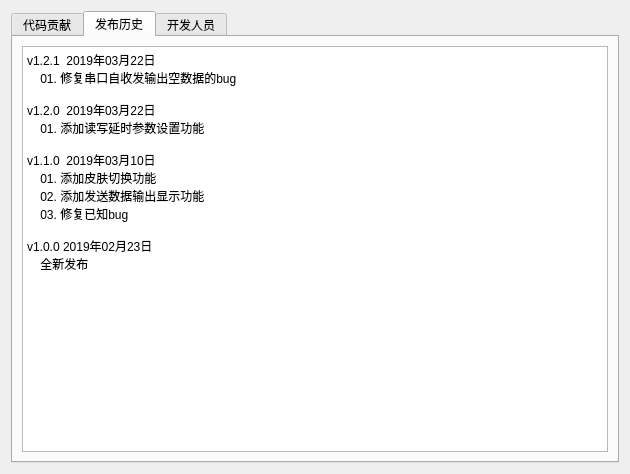
This is src/MainWindow/MoreInformation.ui in x-tools-author/x-tools as Qt 5 draws it before an edit. The edited form follows.
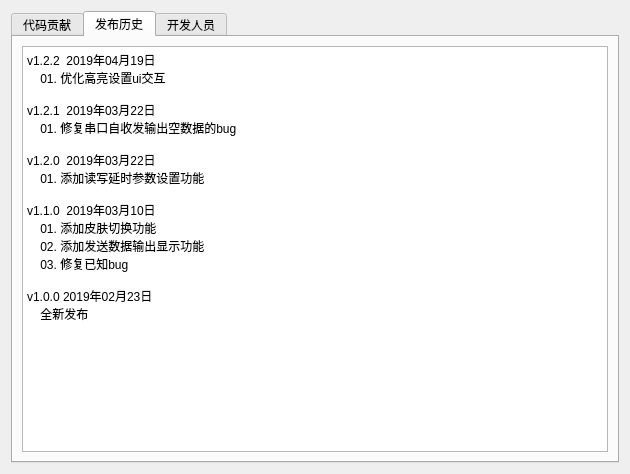
This is the edited form.

Commit message: 添加发布内容

```diff
--- a/src/MainWindow/MoreInformation.ui
+++ b/src/MainWindow/MoreInformation.ui
@@ -53,6 +53,9 @@
 &lt;html&gt;&lt;head&gt;&lt;meta name=&quot;qrichtext&quot; content=&quot;1&quot; /&gt;&lt;style type=&quot;text/css&quot;&gt;
 p, li { white-space: pre-wrap; }
 &lt;/style&gt;&lt;/head&gt;&lt;body style=&quot; font-family:'SimSun'; font-size:9pt; font-weight:400; font-style:normal;&quot;&gt;
+&lt;p style=&quot; margin-top:0px; margin-bottom:0px; margin-left:0px; margin-right:0px; -qt-block-indent:0; text-indent:0px;&quot;&gt;v1.2.2  2019年04月19日&lt;/p&gt;
+&lt;p style=&quot; margin-top:0px; margin-bottom:0px; margin-left:0px; margin-right:0px; -qt-block-indent:0; text-indent:0px;&quot;&gt;    01. 优化高亮设置ui交互&lt;/p&gt;
+&lt;p style=&quot;-qt-paragraph-type:empty; margin-top:0px; margin-bottom:0px; margin-left:0px; margin-right:0px; -qt-block-indent:0; text-indent:0px;&quot;&gt;&lt;br /&gt;&lt;/p&gt;
 &lt;p style=&quot; margin-top:0px; margin-bottom:0px; margin-left:0px; margin-right:0px; -qt-block-indent:0; text-indent:0px;&quot;&gt;v1.2.1  2019年03月22日&lt;/p&gt;
 &lt;p style=&quot; margin-top:0px; margin-bottom:0px; margin-left:0px; margin-right:0px; -qt-block-indent:0; text-indent:0px;&quot;&gt;    01. 修复串口自收发输出空数据的bug&lt;/p&gt;
 &lt;p style=&quot;-qt-paragraph-type:empty; margin-top:0px; margin-bottom:0px; margin-left:0px; margin-right:0px; -qt-block-indent:0; text-indent:0px;&quot;&gt;&lt;br /&gt;&lt;/p&gt;
```
